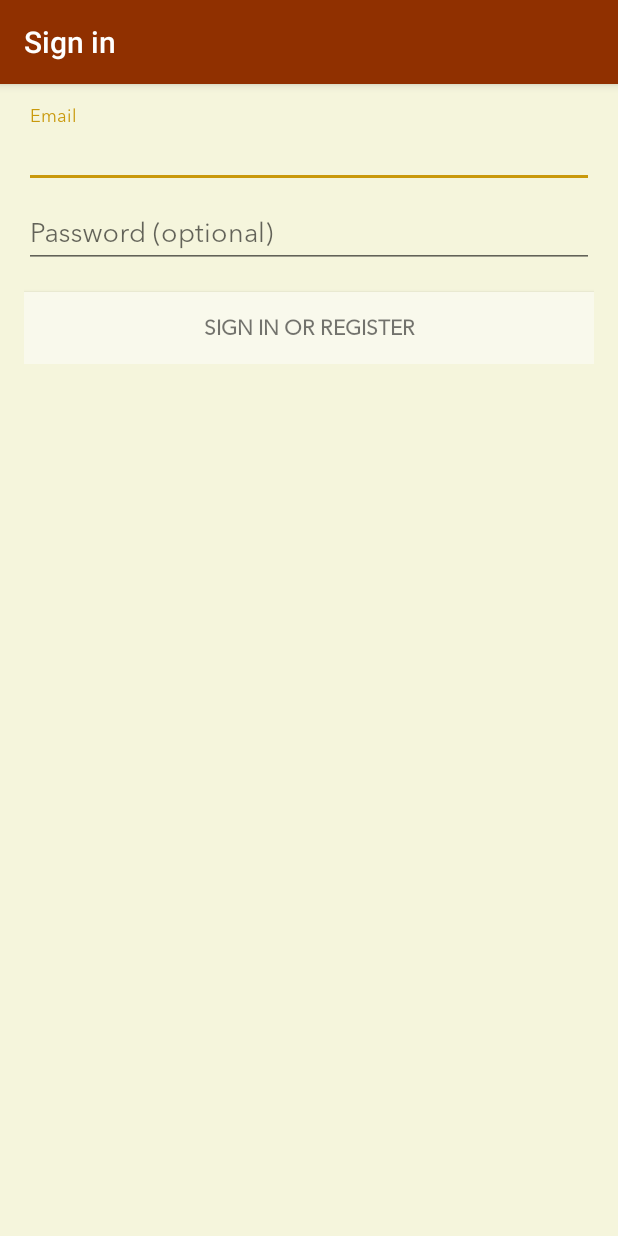
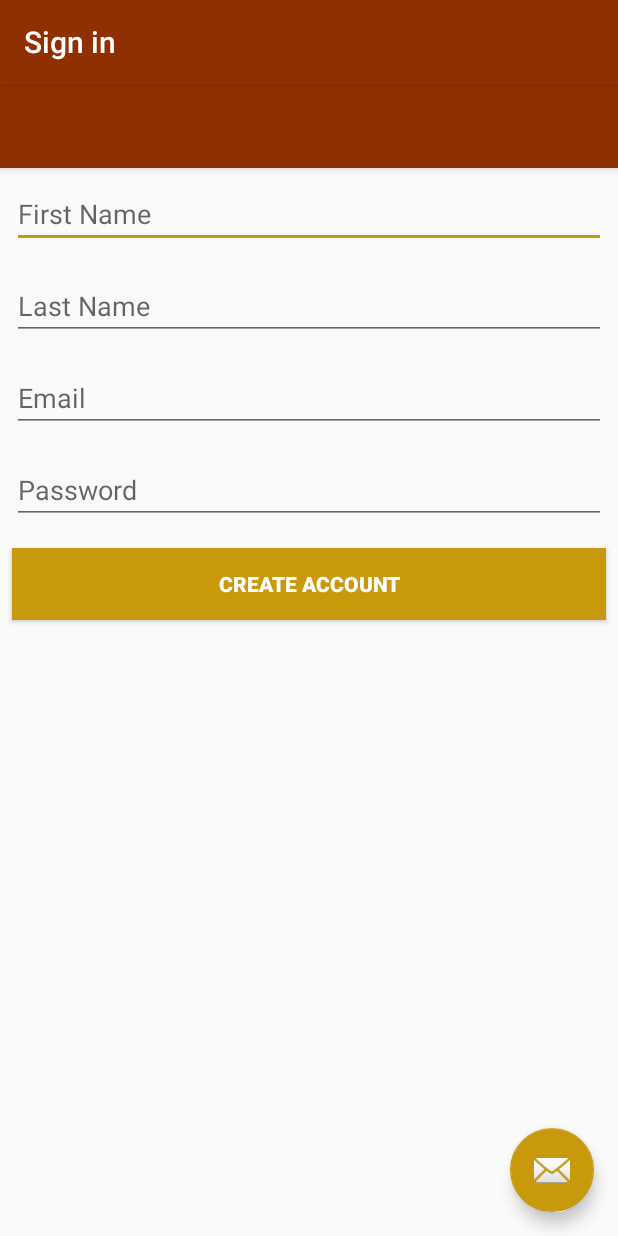
Before and after one commit to aditink/Xevo1, an Android app: the screen it shows after launch (LoginActivity before the commit, LoginFirebase after it), on a phone screen of 412 x 824 dp. Run offline under Robolectric (Android 15) with nearby library versions, the phone set to English and light mode, and no system bars; our stand-ins replace Firebase (no records; nobody signed in at launch, a user with empty details on screens opened directly).

Commit message:
Added experimental Firebase login page from a website tutorial. Maybe working

```diff
--- a/Xevo1/app/build.gradle
+++ b/Xevo1/app/build.gradle
@@ -31,7 +31,8 @@ dependencies {
     implementation 'com.android.support:design:26.1.0'
     implementation 'com.android.support:support-vector-drawable:26.1.0'
     implementation 'com.android.support:support-v4:26.1.0'
-    implementation 'com.google.firebase:firebase-auth:11.0.4'
+    implementation 'com.google.firebase:firebase-auth:11.6.2'
+    implementation 'com.google.firebase:firebase-database:11.6.2'
     testImplementation 'junit:junit:4.12'
     androidTestImplementation 'com.android.support.test:runner:1.0.1'
     androidTestImplementation 'com.android.support.test.espresso:espresso-core:3.0.1'
@@ -39,6 +40,4 @@ dependencies {
     compile 'de.hdodenhof:circleimageview:2.2.0'
 }
 
-
-
 apply plugin: 'com.google.gms.google-services'
--- a/Xevo1/app/src/main/java/xevo/xevo1/LoginActivity.kt
+++ b/Xevo1/app/src/main/java/xevo/xevo1/LoginActivity.kt
@@ -61,6 +61,8 @@ class LoginActivity : AppCompatActivity(), LoaderCallbacks<Cursor> {
         super.onStart()
         // Check if user is signed in (non-null) and update UI accordingly
         var currentUser : FirebaseUser? = mAuth?.currentUser
+        attemptLogin()
+
         //updatUI(currentUser)
     }
 
--- /dev/null
+++ b/Xevo1/app/src/main/java/xevo/xevo1/LoginFirebase.kt
@@ -0,0 +1,157 @@
+package xevo.xevo1
+
+import android.app.ProgressDialog
+import android.content.Intent
+import android.os.Bundle
+import android.support.design.widget.Snackbar
+import android.support.v7.app.AppCompatActivity
+import android.text.TextUtils
+import android.util.Log
+import android.view.View
+import android.widget.Button
+import android.widget.EditText
+import android.widget.Toast
+import com.google.firebase.auth.FirebaseAuth
+
+import kotlinx.android.synthetic.main.activity_login_firebase.*
+import com.google.firebase.auth.FirebaseUser
+import com.google.firebase.database.DatabaseReference
+import com.google.firebase.database.FirebaseDatabase
+
+// Written by refering to
+// http://www.appsdeveloperblog.com/firebase-authentication-example-kotlin/
+class LoginFirebase : AppCompatActivity() {
+
+    //UI elements
+    private var etFirstName: EditText? = null
+    private var etLastName: EditText? = null
+    private var etEmail: EditText? = null
+    private var etPassword: EditText? = null
+    private var btnCreateAccount: Button? = null
+    private var mProgressBar: ProgressDialog? = null
+
+//    private var mAuth: FirebaseAuth? = null
+
+    //Database and authorization references
+    private var mDatabaseReference: DatabaseReference? = null
+    private var mDatabase: FirebaseDatabase? = null
+    private var mAuth: FirebaseAuth? = null
+
+    private val TAG = "CreateAccountActivity"
+    //global variables
+    private var firstName: String? = null
+    private var lastName: String? = null
+    private var email: String? = null
+    private var password: String? = null
+
+    override fun onCreate(savedInstanceState: Bundle?) {
+
+        mAuth = FirebaseAuth.getInstance();
+
+        super.onCreate(savedInstanceState)
+        setContentView(R.layout.activity_login_firebase)
+       // setSupportActionBar(toolbar)
+
+        initialise()
+
+        fab.setOnClickListener { view ->
+            Snackbar.make(view, "Replace with your own action", Snackbar.LENGTH_LONG)
+                    .setAction("Action", null).show()
+        }
+    }
+
+    /**
+     * Initialize all variables.
+     */
+    private fun initialise() {
+        etFirstName = findViewById<View>(R.id.et_first_name) as EditText
+        etLastName = findViewById<View>(R.id.et_last_name) as EditText
+        etEmail = findViewById<View>(R.id.et_email) as EditText
+        etPassword = findViewById<View>(R.id.et_password) as EditText
+        btnCreateAccount = findViewById<View>(R.id.btn_register) as Button
+        mProgressBar = ProgressDialog(this)
+        mDatabase = FirebaseDatabase.getInstance()
+        mDatabaseReference = mDatabase!!.reference!!.child("Users")
+        mAuth = FirebaseAuth.getInstance()
+        btnCreateAccount!!.setOnClickListener { createNewAccount() }
+    }
+
+    private fun createNewAccount() {
+        firstName = etFirstName?.text.toString()
+        lastName = etLastName?.text.toString()
+        email = etEmail?.text.toString()
+        password = etPassword?.text.toString()
+
+        if (!TextUtils.isEmpty(firstName) && !TextUtils.isEmpty(lastName)
+                && !TextUtils.isEmpty(email) && !TextUtils.isEmpty(password)) {
+            mProgressBar!!.setMessage("Registering User...")
+            mProgressBar!!.show()
+
+            mAuth!!
+                    .createUserWithEmailAndPassword(email!!, password!!)
+                    .addOnCompleteListener(this) { task ->
+                        mProgressBar!!.hide()
+                        if (task.isSuccessful) {
+                            // Sign in success, update UI with the signed-in user's information
+                            Log.d(TAG, "createUserWithEmail:success")
+                            val userId = mAuth!!.currentUser!!.uid
+                            //Verify Email
+                            verifyEmail();
+                            //update user profile information
+                            val currentUserDb = mDatabaseReference!!.child(userId)
+                            currentUserDb.child("firstName").setValue(firstName)
+                            currentUserDb.child("lastName").setValue(lastName)
+                            updateUserInfoAndUI()
+                        }
+                        else {
+                            // If sign in fails, display a message to the user.
+                            Log.w(TAG, "createUserWithEmail:failure", task.exception)
+                            Toast.makeText(this@LoginFirebase, "Authentication failed.",
+                                    Toast.LENGTH_SHORT).show()
+                        }
+                    }
+            }
+        else {
+            Toast.makeText(this, "Enter all details", Toast.LENGTH_SHORT).show()
+        }
+    }
+
+    private fun updateUserInfoAndUI() {
+        //start next activity
+        val intent = Intent(this@LoginFirebase, Main::class.java)
+        intent.addFlags(Intent.FLAG_ACTIVITY_CLEAR_TOP)
+        startActivity(intent)
+    }
+
+    private fun verifyEmail() {
+        val mUser = mAuth!!.currentUser;
+        mUser!!.sendEmailVerification()
+                .addOnCompleteListener(this) { task ->
+                    if (task.isSuccessful) {
+                        Toast.makeText(this@LoginFirebase,
+                                "Verification email sent to " + mUser.getEmail(),
+                                Toast.LENGTH_SHORT).show()
+                    } else {
+                        Log.e(TAG, "sendEmailVerification", task.exception)
+                        Toast.makeText(this@LoginFirebase,
+                                "Failed to send verification email.",
+                                Toast.LENGTH_SHORT).show()
+                    }
+                }
+    }
+
+    public override fun onStart() {
+        super.onStart()
+        // Check if user is signed in (non-null) and update UI accordingly.
+        val currentUser = mAuth?.currentUser
+        if (currentUser != null) {
+            openHome()
+        }
+    }
+
+
+    private fun openHome() {
+        val intent = Intent(this, Main::class.java)
+        startActivity(intent)
+    }
+}
--- /dev/null
+++ b/Xevo1/app/src/main/res/layout/activity_login_firebase.xml
@@ -0,0 +1,33 @@
+<?xml version="1.0" encoding="utf-8"?>
+<android.support.design.widget.CoordinatorLayout xmlns:android="http://schemas.android.com/apk/res/android"
+    xmlns:app="http://schemas.android.com/apk/res-auto"
+    xmlns:tools="http://schemas.android.com/tools"
+    android:layout_width="match_parent"
+    android:layout_height="match_parent"
+    tools:context="xevo.xevo1.LoginFirebase">
+
+    <android.support.design.widget.AppBarLayout
+        android:layout_width="match_parent"
+        android:layout_height="wrap_content"
+        android:theme="@style/AppTheme.AppBarOverlay">
+
+        <android.support.v7.widget.Toolbar
+            android:id="@+id/toolbar"
+            android:layout_width="match_parent"
+            android:layout_height="?attr/actionBarSize"
+            android:background="?attr/colorPrimary"
+            app:popupTheme="@style/AppTheme.PopupOverlay" />
+
+    </android.support.design.widget.AppBarLayout>
+
+    <include layout="@layout/content_login_firebase" />
+
+    <android.support.design.widget.FloatingActionButton
+        android:id="@+id/fab"
+        android:layout_width="wrap_content"
+        android:layout_height="wrap_content"
+        android:layout_gravity="bottom|end"
+        android:layout_margin="@dimen/fab_margin"
+        app:srcCompat="@android:drawable/ic_dialog_email" />
+
+</android.support.design.widget.CoordinatorLayout>
--- /dev/null
+++ b/Xevo1/app/src/main/res/layout/content_login_firebase.xml
@@ -0,0 +1,46 @@
+<?xml version="1.0" encoding="utf-8"?>
+<RelativeLayout xmlns:android="http://schemas.android.com/apk/res/android"
+    xmlns:app="http://schemas.android.com/apk/res-auto"
+    xmlns:tools="http://schemas.android.com/tools"
+    android:layout_width="match_parent"
+    android:layout_height="match_parent"
+    app:layout_behavior="@string/appbar_scrolling_view_behavior"
+    tools:context="xevo.xevo1.LoginFirebase"
+    tools:showIn="@layout/activity_login_firebase">
+
+    <EditText
+        android:id="@+id/et_first_name"
+        style="@style/viewCustom"
+        android:ems="10"
+        android:hint="@string/first_name"
+        android:inputType="textPersonName" />
+    <EditText
+        android:id="@+id/et_last_name"
+        style="@style/viewCustom"
+        android:layout_below="@id/et_first_name"
+        android:ems="10"
+        android:hint="@string/last_name"
+        android:inputType="textPersonName" />
+    <EditText
+        android:id="@+id/et_email"
+        style="@style/viewCustom"
+        android:ems="10"
+        android:layout_below="@id/et_last_name"
+        android:hint="@string/email"
+        android:inputType="textEmailAddress" />
+    <EditText
+        android:id="@+id/et_password"
+        style="@style/viewCustom"
+        android:layout_below="@id/et_email"
+        android:ems="10"
+        android:hint="@string/password"
+        android:inputType="textPassword" />
+    <Button
+        android:id="@+id/btn_register"
+        style="@style/viewCustom"
+        android:layout_below="@id/et_password"
+        android:background="@color/colorAccent"
+        android:text="@string/create_act"
+        android:textColor="@android:color/white"
+        android:textStyle="bold" />
+</RelativeLayout>
--- a/Xevo1/app/src/main/res/values/strings.xml
+++ b/Xevo1/app/src/main/res/values/strings.xml
@@ -37,6 +37,14 @@
     <string name="title_notifications">Notifications</string>
     <string name="title_settings">Settings</string>
 
+    <!-- Strings for ecperimental login -->
+    <string name="email">Email</string>
+    <string name="password">Password</string>
+    <string name="first_name">First Name</string>
+    <string name="last_name">Last Name</string>
+    <string name="login_title">Login</string>
+    <string name="create_act">Create Account</string>
+
     <!-- TODO: Remove or change this placeholder text -->
     <string name="hello_blank_fragment">Hello blank fragment</string>
 
@@ -48,7 +56,5 @@
     <string name="lets_talk_aboutit">Lets Talk About It</string>
     <string name="professional_opinion">Professional Opinion</string>
 
-    <string-array name="nav_titles">
-        <item>Profile</item>
-    </string-array>
+    <string name="title_activity_login_firebase">LoginFirebase</string>
 </resources>
--- a/Xevo1/app/src/main/res/values/styles.xml
+++ b/Xevo1/app/src/main/res/values/styles.xml
@@ -17,4 +17,10 @@
 
     <style name="AppTheme.PopupOverlay" parent="ThemeOverlay.AppCompat.Light" />
 
+    <!-- Used in experimental login page. -->
+    <style name="viewCustom">
+        <item name="android:layout_width">match_parent</item>
+        <item name="android:layout_height">wrap_content</item>
+        <item name="android:layout_margin">8dp</item>
+    </style>
 </resources>
```
Also changed, not shown: Xevo1/app/src/main/AndroidManifest.xml (+6 -2 lines).
